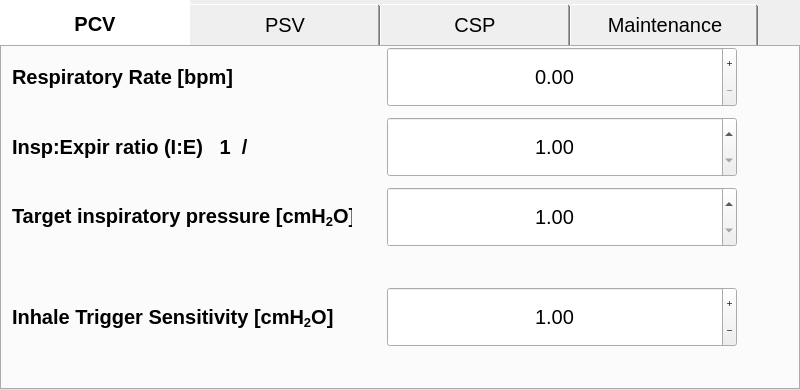
Above: gui/settings/settings.ui from MariuszSuchenek/MVM_GUI_test2 before the change. Below: the same form after it.
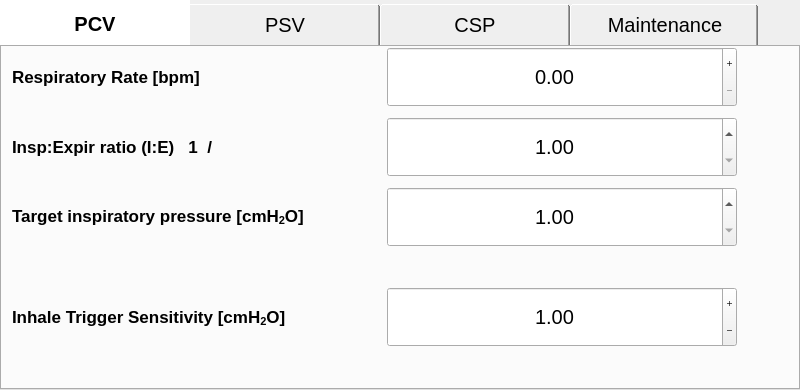
That is the form after the change. Icons and pictures are not drawn. Custom widgets are drawn as their Qt base class.

Commit message: reduce the font size to avoid truncated text

Patch:
```diff
--- a/gui/settings/settings.ui
+++ b/gui/settings/settings.ui
@@ -132,7 +132,7 @@
         <property name="font">
          <font>
           <family>Cantarell</family>
-          <pointsize>15</pointsize>
+          <pointsize>13</pointsize>
           <weight>75</weight>
           <bold>true</bold>
          </font>
@@ -153,7 +153,7 @@
         <property name="font">
          <font>
           <family>Cantarell</family>
-          <pointsize>15</pointsize>
+          <pointsize>13</pointsize>
           <weight>75</weight>
           <bold>true</bold>
          </font>
@@ -457,7 +457,7 @@
         <property name="font">
          <font>
           <family>Cantarell</family>
-          <pointsize>15</pointsize>
+          <pointsize>13</pointsize>
           <weight>75</weight>
           <bold>true</bold>
          </font>
@@ -649,7 +649,7 @@
         <property name="font">
          <font>
           <family>Cantarell</family>
-          <pointsize>15</pointsize>
+          <pointsize>13</pointsize>
           <weight>75</weight>
           <bold>true</bold>
          </font>
```
Left out of the diff: 12 changed lines with no effect on the pictures.
